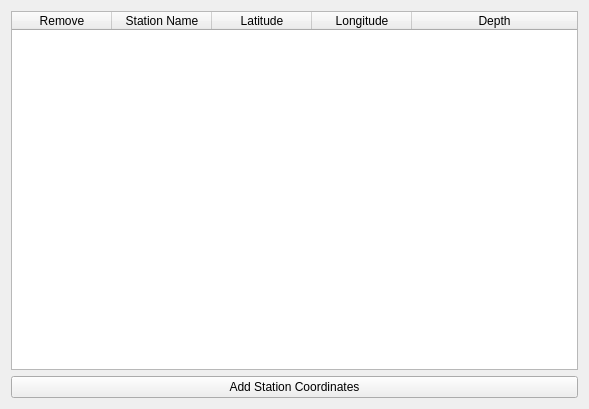
This is isp/resources/designer_uis/StationsCoordinates.ui in ProjectISP/ISP as Qt 5 draws it before an edit. The edited form follows.
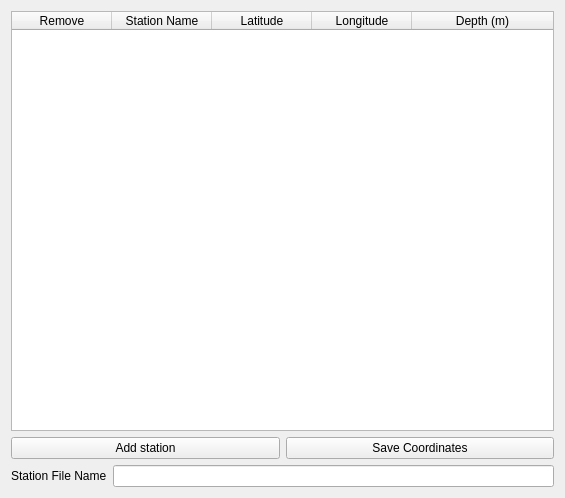
This is the edited form.

Diff of the .ui file:
```diff
--- a/isp/resources/designer_uis/StationsCoordinates.ui
+++ b/isp/resources/designer_uis/StationsCoordinates.ui
@@ -6,8 +6,8 @@
    <rect>
     <x>0</x>
     <y>0</y>
-    <width>589</width>
-    <height>409</height>
+    <width>565</width>
+    <height>498</height>
    </rect>
   </property>
   <property name="windowTitle">
@@ -41,17 +41,42 @@
      </column>
      <column>
       <property name="text">
-       <string>Depth</string>
+       <string>Depth (m)</string>
       </property>
      </column>
     </widget>
    </item>
    <item>
-    <widget class="QPushButton" name="addBtn">
-     <property name="text">
-      <string>Add Station Coordinates</string>
-     </property>
-    </widget>
+    <layout class="QHBoxLayout" name="horizontalLayout">
+     <item>
+      <widget class="QPushButton" name="addBtn">
+       <property name="text">
+        <string>Add station</string>
+       </property>
+      </widget>
+     </item>
+     <item>
+      <widget class="QPushButton" name="saveBtn">
+       <property name="text">
+        <string>Save Coordinates</string>
+       </property>
+      </widget>
+     </item>
+    </layout>
+   </item>
+   <item>
+    <layout class="QHBoxLayout" name="horizontalLayout_2">
+     <item>
+      <widget class="QLabel" name="label">
+       <property name="text">
+        <string>Station File Name</string>
+       </property>
+      </widget>
+     </item>
+     <item>
+      <widget class="QLineEdit" name="rootPathForm"/>
+     </item>
+    </layout>
    </item>
   </layout>
  </widget>
```
